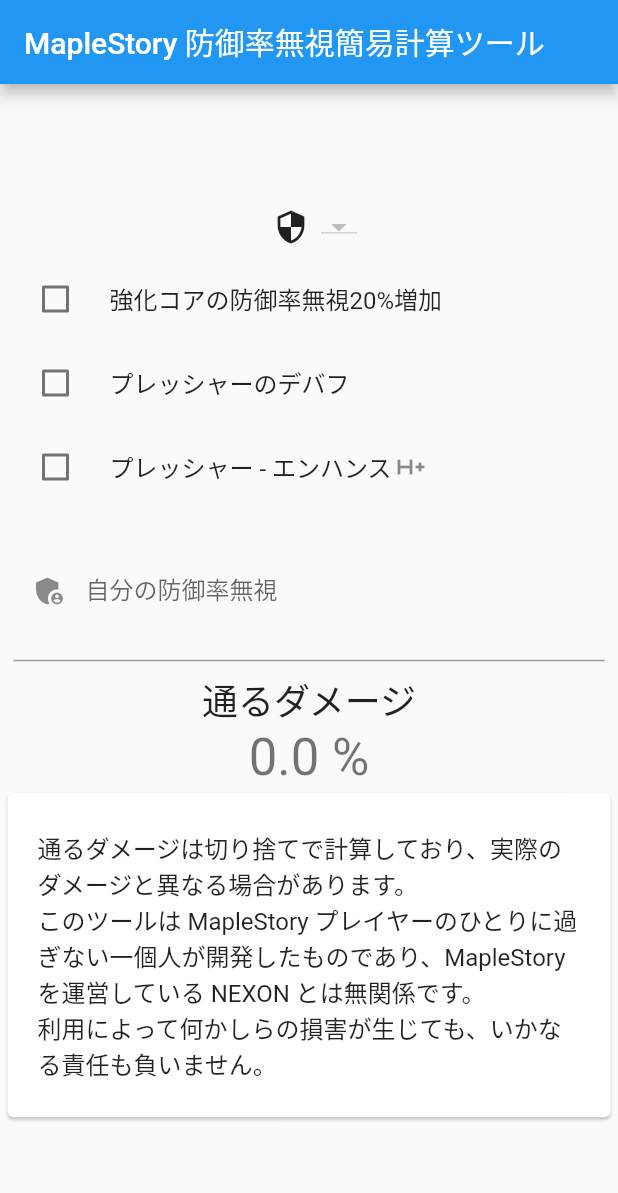
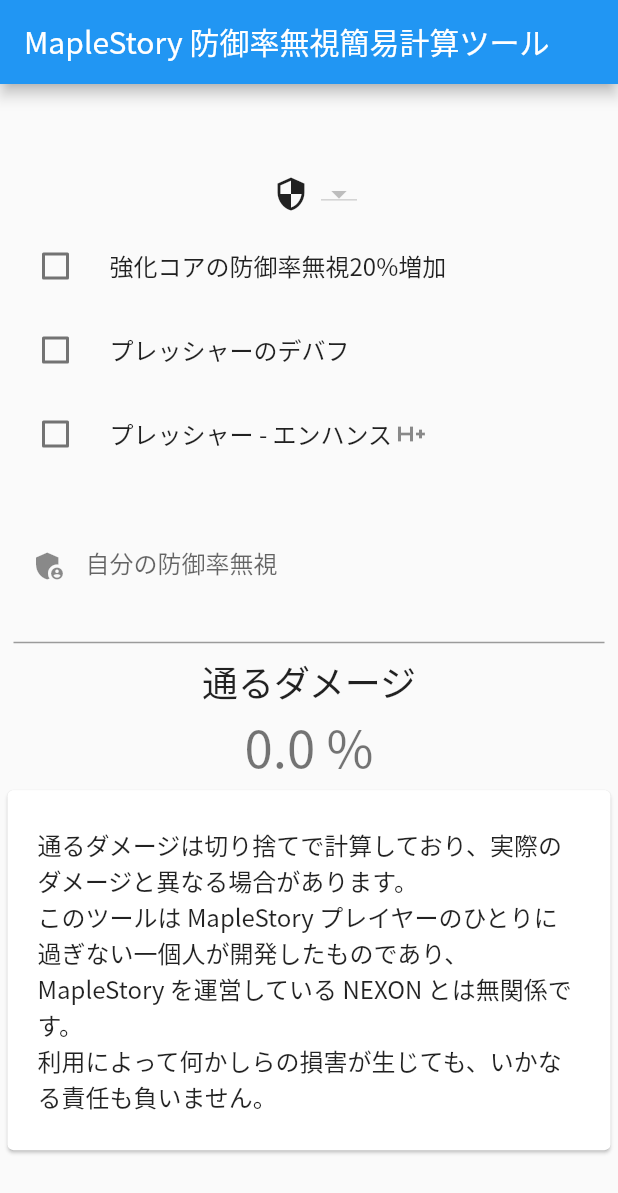
Before and after one commit to rimanem18/flutter-maplestory-ignore-guard, a Flutter app: the screen it shows after launch, on a phone screen of 412 x 824 dp. Shown: the top 1193 px of the screen. Run offline on Flutter 3.47's test engine with Material 2 defaults, Android fonts, the phone set to English and light mode, and no system bars; statements that could not run were skipped.

Commit message:
フォントを調整

```diff
--- a/lib/main.dart
+++ b/lib/main.dart
@@ -16,6 +16,7 @@
       title: _title,
       theme: ThemeData(
         primarySwatch: Colors.blue,
+        fontFamily: "Noto Sans JP",
       ),
       home: MyHomePage(title: _title),
     );
--- a/pubspec.yaml
+++ b/pubspec.yaml
@@ -57,6 +57,11 @@
   # the material Icons class.
   uses-material-design: true
 
+  fonts:
+    - family: Noto Sans JP
+      fonts:
+        - asset: fonts/NotoSansJP-Regular.otf
+
   # To add assets to your application, add an assets section, like this:
   # assets:
   #   - images/a_dot_burr.jpeg
```
Also changed, not shown: 1 other file.
